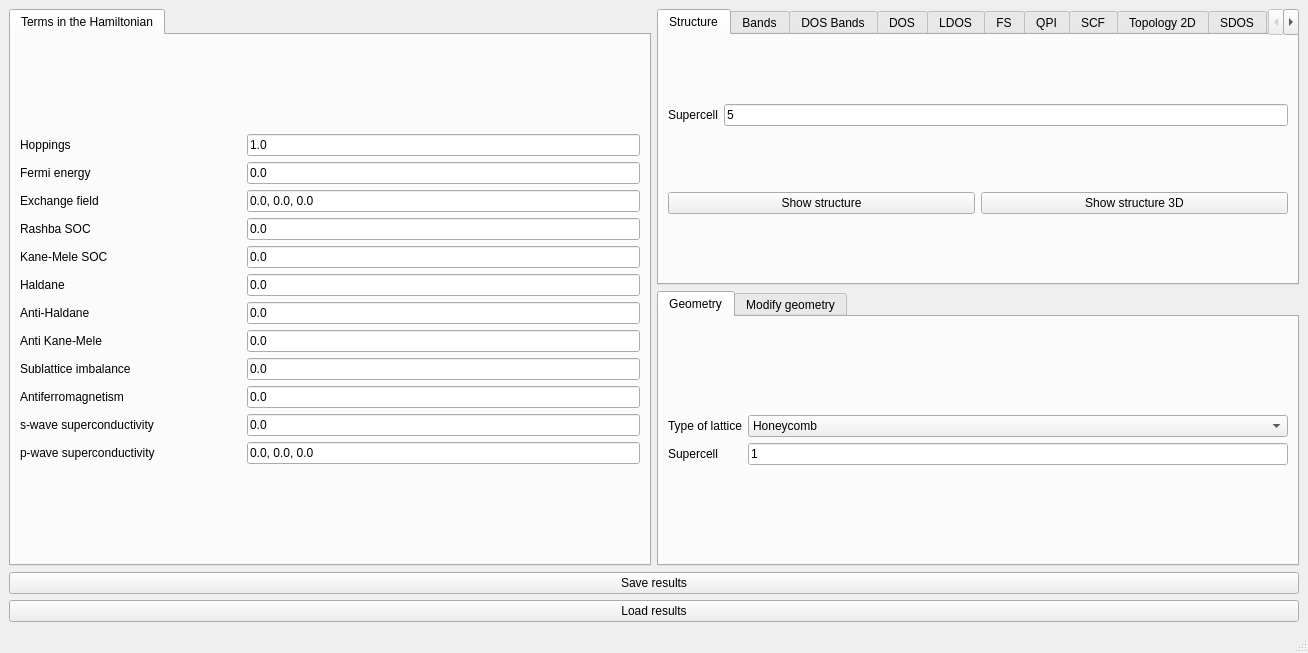
Before: the Qt Designer form interface-pyqt/2d/interface.ui in joselado/quantum-lattice, drawn with Qt 5.
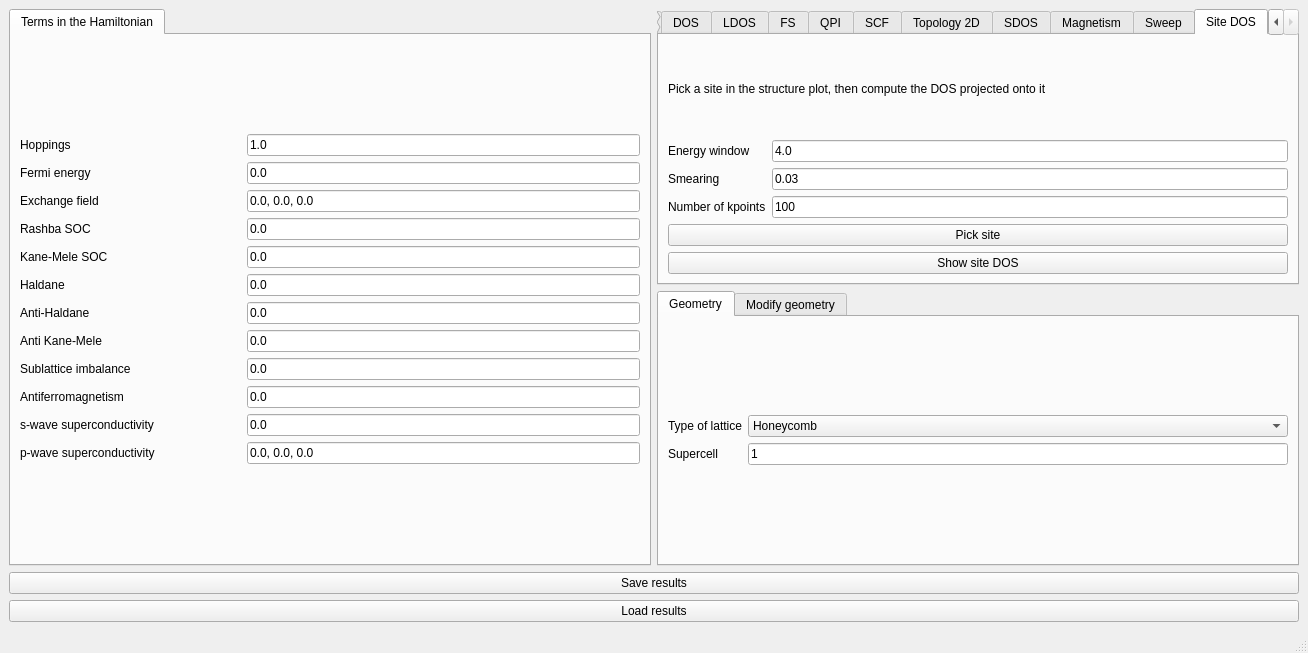
After: the same form once the commit is applied. The open tabs and pages were chosen to show the change. Custom widgets are drawn as their Qt base class.

Commit message: Add a "Site DOS" feature: pick a site, plot the DOS projected onto it

What changed in the file:
```diff
--- a/interface-pyqt/2d/interface.ui
+++ b/interface-pyqt/2d/interface.ui
@@ -1624,6 +1624,86 @@
         </item>
        </layout>
       </widget>
+      <widget class="QWidget" name="tab_site_dos">
+       <attribute name="title">
+        <string>Site DOS</string>
+       </attribute>
+       <layout class="QVBoxLayout" name="verticalLayout_site_dos">
+        <item>
+         <widget class="BodyLabel" name="label_site_dos_info">
+          <property name="text">
+           <string>Pick a site in the structure plot, then compute the DOS projected onto it</string>
+          </property>
+          <property name="wordWrap">
+           <bool>true</bool>
+          </property>
+         </widget>
+        </item>
+        <item>
+         <layout class="QGridLayout" name="gridLayout_site_dos">
+          <item row="0" column="0">
+           <widget class="BodyLabel" name="label_site_dos_ewindow">
+            <property name="text">
+             <string>Energy window</string>
+            </property>
+           </widget>
+          </item>
+          <item row="0" column="1">
+           <widget class="LineEdit" name="site_dos_ewindow">
+            <property name="text">
+             <string>4.0</string>
+            </property>
+           </widget>
+          </item>
+          <item row="1" column="0">
+           <widget class="BodyLabel" name="label_site_dos_delta">
+            <property name="text">
+             <string>Smearing</string>
+            </property>
+           </widget>
+          </item>
+          <item row="1" column="1">
+           <widget class="LineEdit" name="site_dos_delta">
+            <property name="text">
+             <string>0.03</string>
+            </property>
+           </widget>
+          </item>
+          <item row="2" column="0">
+           <widget class="BodyLabel" name="label_site_dos_nk">
+            <property name="text">
+             <string>Number of kpoints</string>
+            </property>
+           </widget>
+          </item>
+          <item row="2" column="1">
+           <widget class="LineEdit" name="site_dos_nk">
+            <property name="text">
+             <string>100</string>
+            </property>
+           </widget>
+          </item>
+         </layout>
+        </item>
+        <item>
+         <widget class="PushButton" name="select_site_dos">
+          <property name="toolTip">
+           <string>Click a site in the structure plot to select it</string>
+          </property>
+          <property name="text">
+           <string>Pick site</string>
+          </property>
+         </widget>
+        </item>
+        <item>
+         <widget class="PushButton" name="show_site_dos">
+          <property name="text">
+           <string>Show site DOS</string>
+          </property>
+         </widget>
+        </item>
+       </layout>
+      </widget>
      </widget>
     </item>
     <item row="2" column="0" colspan="2">
```
Left out of the diff: 38 changed lines with no effect on the pictures. Lines whose indentation alone changed are shown as unchanged. The commit also changes 30 other files.
